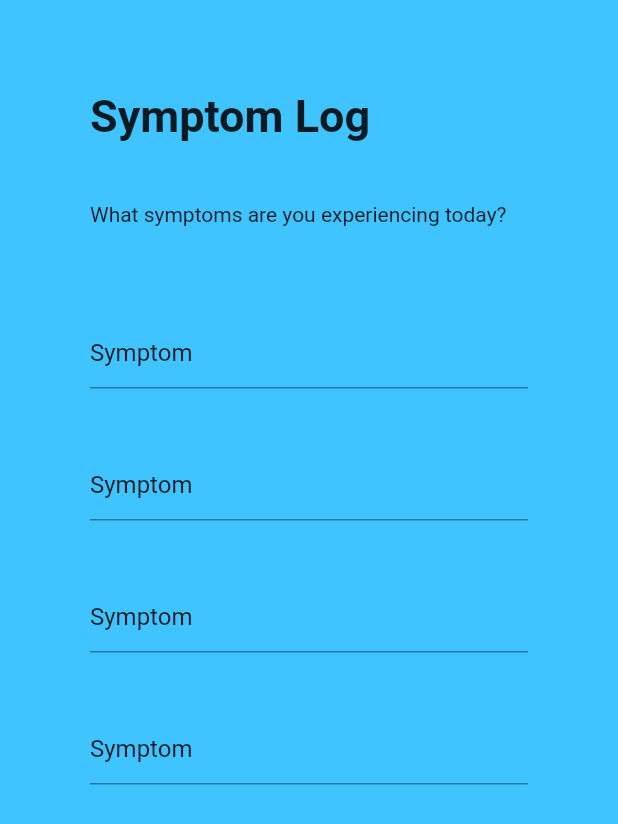
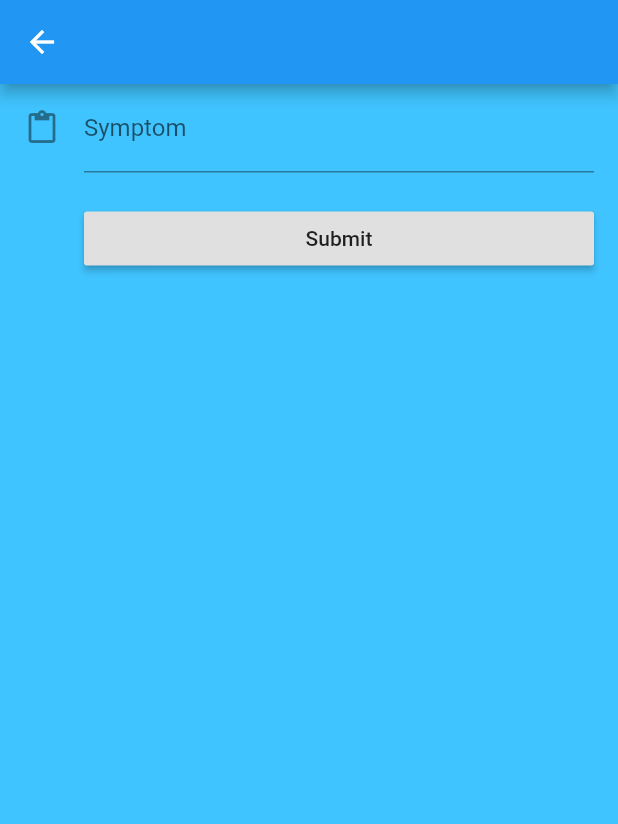
Before and after one commit to RaiMunoz/Cancer_patient_symptom_app, a Flutter app: the AddInformation widget shown alone on an empty page, opened directly, after a tap on "Symptoms", on a phone screen of 412 x 824 dp. Shown: the top 824 px of the screen. Run offline on Flutter 3.47's test engine with Material 2 defaults, Android fonts, the phone set to English and light mode, and no system bars; our stand-ins replace font_awesome_flutter, image_picker; missing offline and left inert: flutter_circular_chart.

Commit message:
Symptom form with single text input

```diff
--- a/vita/lib/pages/diary/add_information.dart
+++ b/vita/lib/pages/diary/add_information.dart
@@ -1,6 +1,7 @@
 import 'package:flutter/material.dart';
 import '../diary/add_diary_entry_widget.dart';
 import './diary_button.dart';
+import './diary_symptoms.dart';
 
 
 class AddInformation extends StatelessWidget {
@@ -21,7 +22,7 @@ class AddInformation extends StatelessWidget {
                 DiaryButton('Symptoms', () {
                   Navigator.push(
                     context, MaterialPageRoute(
-                      builder: (context) => AddSymptomsWidget()),
+                      builder: (context) => diary_symptoms()),
                   );
                 },),
 
--- /dev/null
+++ b/vita/lib/pages/diary/diary_symptoms.dart
@@ -0,0 +1,47 @@
+import 'package:flutter/material.dart';
+import 'package:flutter/services.dart';
+import 'dart:async';
+import 'package:intl/intl.dart';
+
+import 'diary_entry.dart';
+import 'contact_service.dart';
+
+
+// Inspired from https://codingwithjoe.com/building-forms-with-flutter/
+class diary_symptoms extends StatefulWidget {
+  diary_symptoms();
+
+  @override
+  _diary_symptoms createState() => new _diary_symptoms();
+}
+
+class _diary_symptoms extends State<diary_symptoms> {
+  final GlobalKey<FormState> _formKey = new GlobalKey<FormState>();
+  List<int> _severities = <int>[1, 2, 3, 4, 5, 6, 7, 8, 9, 10];
+  int _severity = null;
+
+  @override
+    Widget build(BuildContext context) {
+      return new Scaffold(
+        appBar: AppBar(),
+        body: new ListView(
+                  padding: const EdgeInsets.symmetric(horizontal: 16.0),
+                  children: <Widget>[
+                    new TextFormField(
+                      decoration: const InputDecoration(
+                        icon: const Icon(Icons.content_paste),
+                        hintText: 'What symptom are you experiencing?',
+                        labelText: 'Symptom',
+                      ),
+                    ),
+                    new Container(
+                        padding: const EdgeInsets.only(left: 40.0, top: 20.0),
+                        child: new RaisedButton(
+                          child: const Text('Submit'),
+                          onPressed: () {},
+                        )),
+                  ],
+                ),
+      );
+    }
+  }
```
